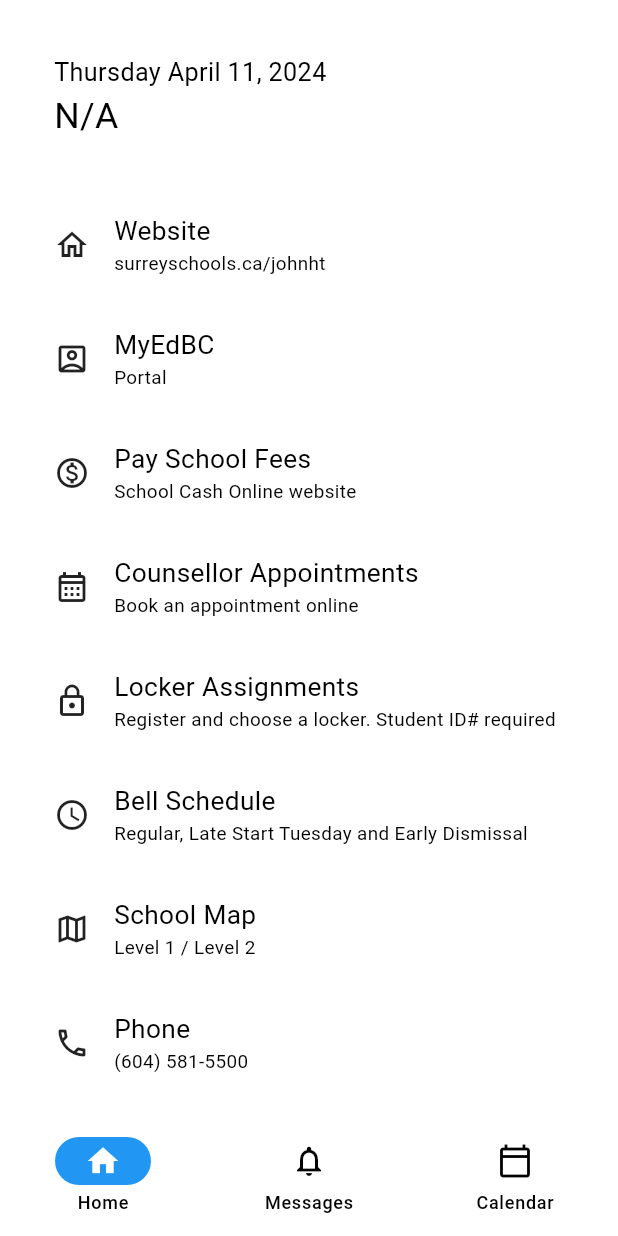
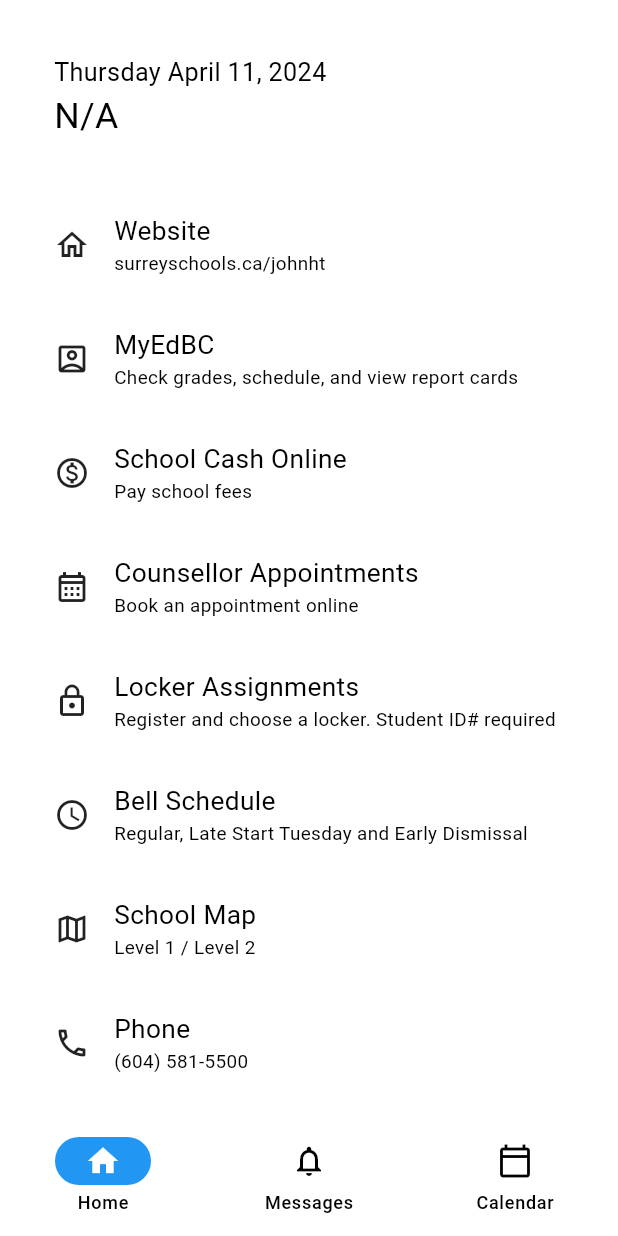
Before and after one commit to ChakornK/jh-eagles, a Flutter app: the screen it shows after launch, on a phone screen of 412 x 824 dp. Run offline on Flutter 3.47's test engine with Material 3 defaults, Android fonts, the phone set to English and light mode, and no system bars; drawn by our look-alikes of dynamic_color; missing offline and left inert: flutter_inappwebview; network calls fail.

Commit message:
update link descriptions

```diff
--- a/lib/pages/home.dart
+++ b/lib/pages/home.dart
@@ -110,14 +110,14 @@ class _HomePageState extends State<HomePage> {
                             {
                               "index": 1,
                               "title": "MyEdBC",
-                              "subtitle": "Portal",
+                              "subtitle": "Check grades, schedule, and view report cards",
                               "link": "https://myeducation.gov.bc.ca/aspen/logon.do",
                               "icon": Icons.account_box_outlined
                             },
                             {
                               "index": 2,
-                              "title": "Pay School Fees",
-                              "subtitle": "School Cash Online website",
+                              "title": "School Cash Online",
+                              "subtitle": "Pay school fees",
                               "link": "https://www.schoolcashonline.com/",
                               "icon": Icons.monetization_on_outlined
                             },
@@ -153,8 +153,7 @@ class _HomePageState extends State<HomePage> {
                             {
                               "index": 8,
                               "title": "Email",
-                              "subtitle": "Email Johnston Heights",
-                              //   "link": "https://eagletime.appazur.com/m/send/?email=johnstonheights%40surreyschools.ca",
+                              "subtitle": "johnstonheights@surreyschools.ca",
                               "link": "mailto:johnstonheights@surreyschools.ca",
                               "icon": Icons.email_outlined
                             },
```
